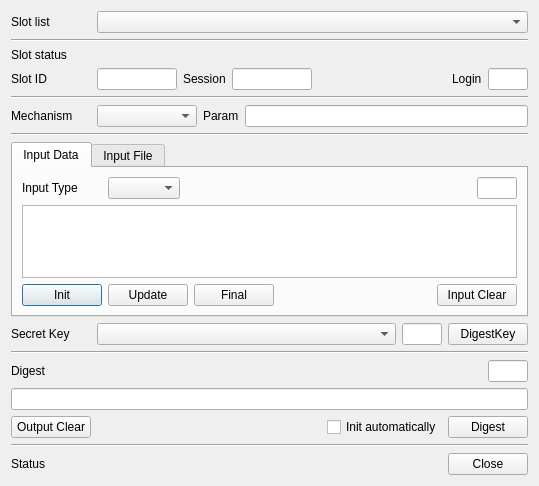
Above: CryptokiMan/digest_dlg.ui from jykim74/CryptokiMan before the change. Below: the same form after it.
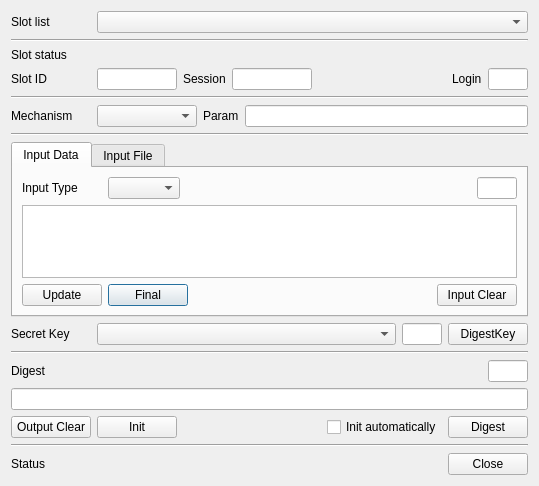
That is the form after the change. The open tabs and pages were chosen to show the change.

Diff of the .ui file:
```diff
--- a/CryptokiMan/digest_dlg.ui
+++ b/CryptokiMan/digest_dlg.ui
@@ -293,13 +293,6 @@
          <property name="topMargin">
           <number>0</number>
          </property>
-         <item row="0" column="0">
-          <widget class="QPushButton" name="mInitBtn">
-           <property name="text">
-            <string>Init</string>
-           </property>
-          </widget>
-         </item>
          <item row="0" column="2">
           <widget class="QPushButton" name="mFinalBtn">
            <property name="text">
@@ -862,6 +855,13 @@
        </property>
       </widget>
      </item>
+     <item>
+      <widget class="QPushButton" name="mInitBtn">
+       <property name="text">
+        <string>Init</string>
+       </property>
+      </widget>
+     </item>
      <item>
       <spacer name="horizontalSpacer">
        <property name="orientation">
```
Left out of the diff: 2 changed lines with no effect on the pictures.
